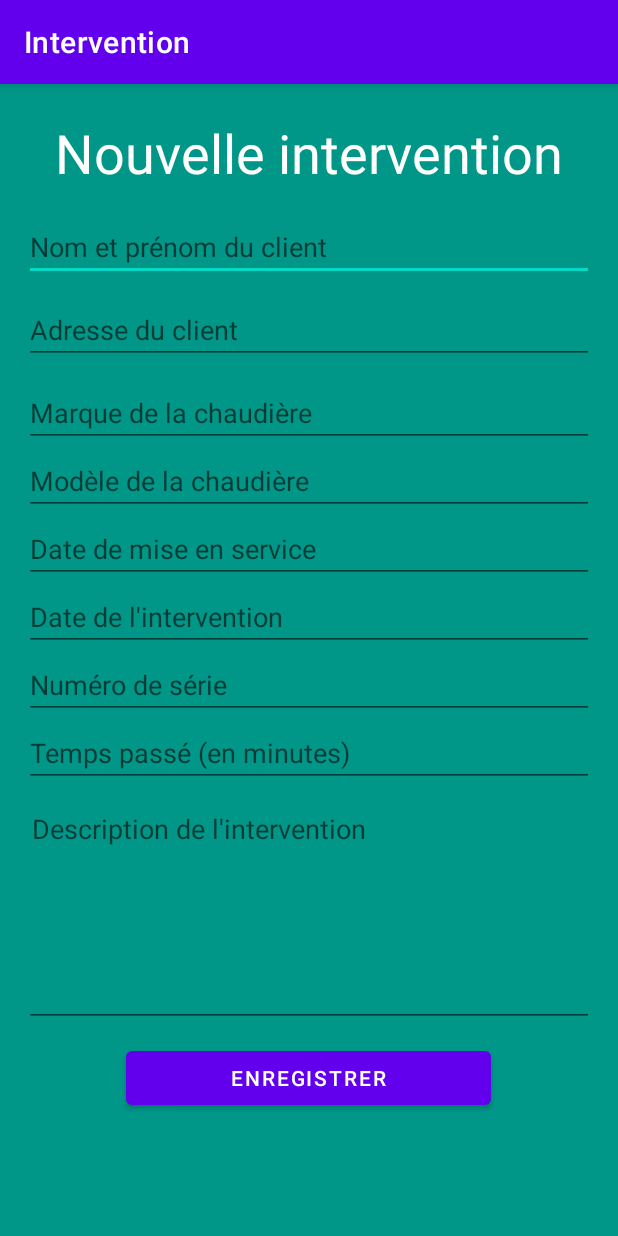
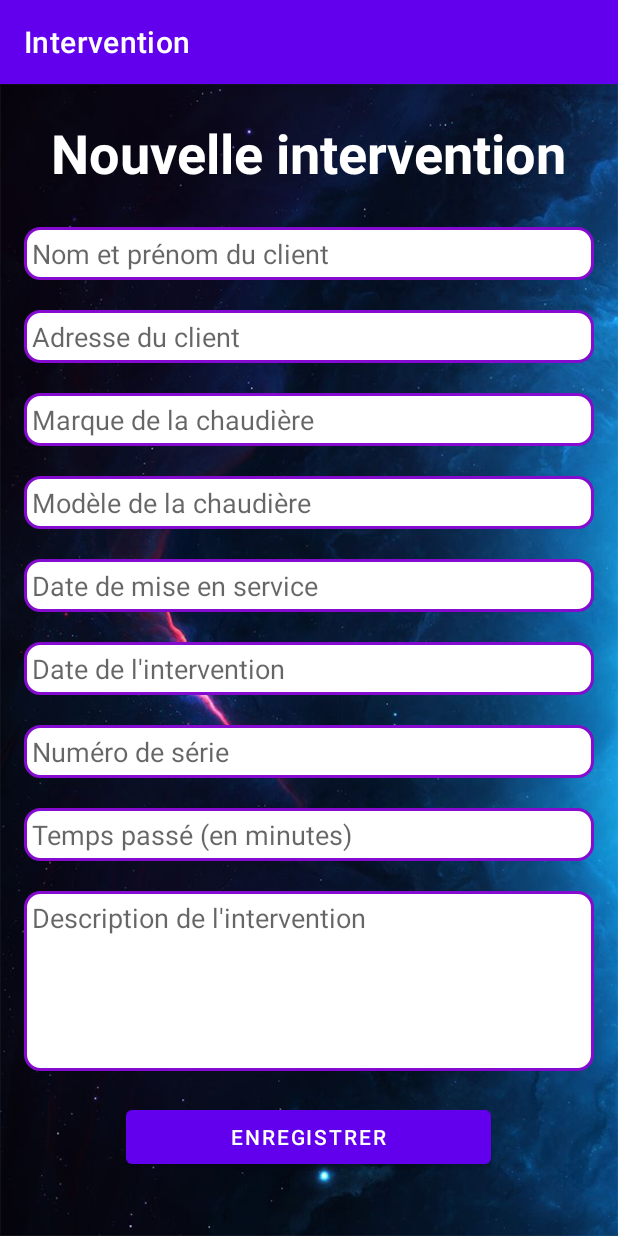
Before and after one commit to kevoliva/interventions, an Android app: the screen it shows after launch (MainActivity), on a phone screen of 412 x 824 dp. Run offline under Robolectric (Android 15) with nearby library versions, the phone set to English and light mode, and no system bars.

Commit message:
ANDROID - Amélioration affichage formulaire ajout intervention

```diff
--- /dev/null
+++ b/Android/app/src/main/res/drawable/rounded_edittext.xml
@@ -0,0 +1,12 @@
+<?xml version="1.0" encoding="utf-8"?>
+<shape xmlns:android="http://schemas.android.com/apk/res/android"
+    android:shape="rectangle">
+
+    <solid android:color="#FFFFFF" />
+    <corners
+        android:bottomRightRadius="10dp"
+        android:bottomLeftRadius="10dp"
+        android:topLeftRadius="10dp"
+        android:topRightRadius="10dp" />
+    <stroke android:width="2dip" android:color="#860BD0" />
+</shape>
--- a/Android/app/src/main/res/layout/activity_main.xml
+++ b/Android/app/src/main/res/layout/activity_main.xml
@@ -3,7 +3,7 @@
     xmlns:app="http://schemas.android.com/apk/res-auto"
     android:layout_width="match_parent"
     android:layout_height="match_parent"
-    android:background="#009688"
+    android:background="@drawable/fond"
     android:orientation="vertical"
     android:padding="16dp">
 
@@ -13,91 +13,114 @@
         android:layout_height="wrap_content"
         android:layout_gravity="center_horizontal"
         android:layout_marginTop="5dp"
-        android:layout_marginBottom="16dp"
+        android:layout_marginBottom="25dp"
         android:text="Nouvelle intervention"
         android:textColor="#FFFFFF"
         android:textSize="36sp"
+        android:textStyle="bold"
         android:typeface="normal" />
 
     <EditText
         android:id="@+id/nomPrenomClient"
         android:layout_width="fill_parent"
-
         android:layout_height="wrap_content"
+        android:background="@drawable/rounded_edittext"
         android:hint="Nom et prénom du client"
-        android:inputType="textPersonName" />
+        android:inputType="textPersonName"
+        android:padding="5dip"
+        android:selectAllOnFocus="true"
+        android:singleLine="false"
+        android:textColor="#FFFFFF" />
 
     <EditText
         android:id="@+id/adresseClient"
         android:layout_width="fill_parent"
         android:layout_height="wrap_content"
-        android:layout_marginTop="10dp"
-
-        android:layout_marginBottom="10dp"
+        android:layout_marginTop="20dp"
+        android:background="@drawable/rounded_edittext"
         android:hint="Adresse du client"
-        android:inputType="textEmailAddress" />
+        android:inputType="textEmailAddress"
+        android:padding="5dip" />
 
     <EditText
         android:id="@+id/marqueChaudiere"
         android:layout_width="match_parent"
         android:layout_height="wrap_content"
+        android:layout_marginTop="20dp"
+        android:background="@drawable/rounded_edittext"
         android:ems="10"
         android:hint="Marque de la chaudière"
-        android:inputType="textPersonName" />
+        android:inputType="textPersonName"
+        android:padding="5dip" />
 
     <EditText
         android:id="@+id/modeleChaudiere"
         android:layout_width="match_parent"
         android:layout_height="wrap_content"
+        android:layout_marginTop="20dp"
+        android:background="@drawable/rounded_edittext"
         android:ems="10"
         android:hint="Modèle de la chaudière"
-        android:inputType="textPersonName" />
+        android:inputType="textPersonName"
+        android:padding="5dip" />
 
     <EditText
         android:id="@+id/dateMiseService"
         android:layout_width="match_parent"
         android:layout_height="wrap_content"
+        android:layout_marginTop="20dp"
+        android:background="@drawable/rounded_edittext"
         android:ems="10"
         android:hint="Date de mise en service"
-        android:inputType="date" />
+        android:inputType="date"
+        android:padding="5dip" />
 
     <EditText
         android:id="@+id/dateIntervention"
         android:layout_width="match_parent"
         android:layout_height="wrap_content"
+        android:layout_marginTop="20dp"
+        android:background="@drawable/rounded_edittext"
         android:ems="10"
         android:hint="Date de l'intervention"
-        android:inputType="date" />
+        android:inputType="date"
+        android:padding="5dip" />
 
     <EditText
         android:id="@+id/numeroSerie"
         android:layout_width="match_parent"
         android:layout_height="wrap_content"
+        android:layout_marginTop="20dp"
+        android:background="@drawable/rounded_edittext"
         android:ems="10"
         android:hint="Numéro de série"
-        android:inputType="number" />
+        android:inputType="number"
+        android:padding="5dip" />
 
     <EditText
         android:id="@+id/tempsPasse"
         android:layout_width="match_parent"
         android:layout_height="wrap_content"
+        android:layout_marginTop="20dp"
+        android:background="@drawable/rounded_edittext"
         android:ems="10"
         android:hint="Temps passé (en minutes)"
-        android:inputType="number" />
+        android:inputType="number"
+        android:padding="5dip" />
 
     <EditText
         android:id="@+id/descriptionIntervention"
         android:layout_width="fill_parent"
-        android:layout_height="150dp"
-        android:layout_marginTop="10dp"
-
-        android:layout_marginBottom="10dp"
+        android:layout_height="120dp"
+        android:layout_marginTop="20dp"
+        android:layout_marginBottom="20dp"
         android:breakStrategy="balanced"
         android:fitsSystemWindows="true"
         android:gravity="top"
         android:hint="Description de l'intervention"
         android:inputType="textMultiLine"
         android:padding="5dp"
+        android:background="@drawable/rounded_edittext"
         android:singleLine="false" />
 
     <Button
@@ -108,9 +131,6 @@
         android:paddingLeft="70dp"
         android:paddingRight="70dp"
         android:text="Enregistrer"
-        android:textColor="#fff"
-        android:textColorHighlight="#009688"
-        android:textColorLink="#009688"
-        app:iconTint="#009688"
+
         app:rippleColor="#FFFFFF" />
 </LinearLayout>
```
Also changed, not shown: Android/app/src/main/res/drawable/fond.png (added).
